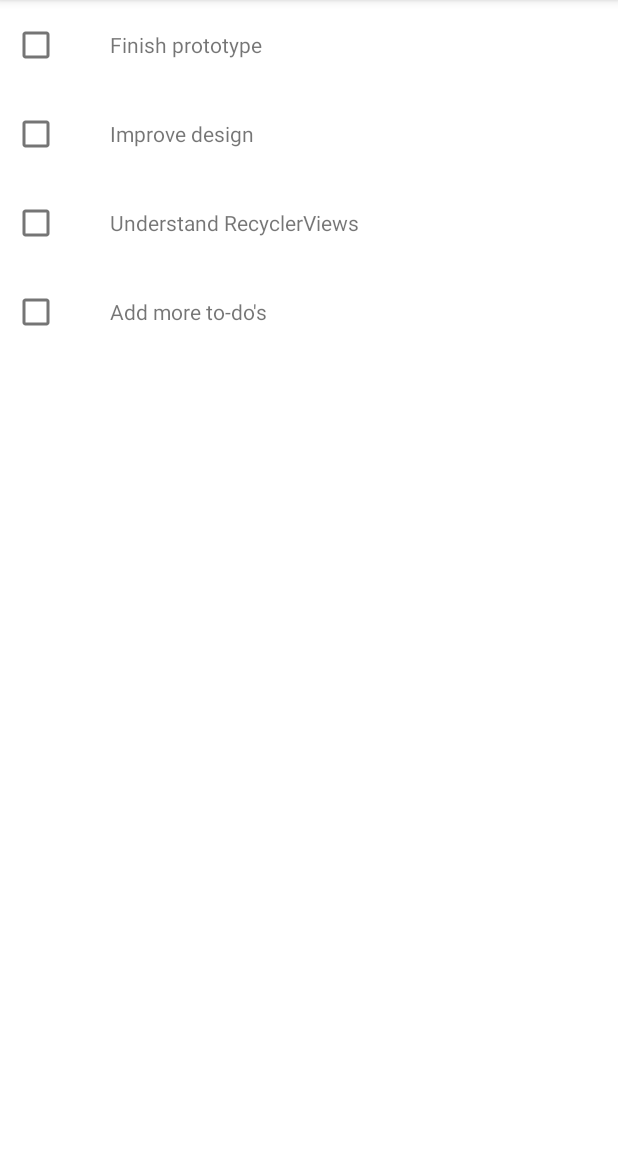
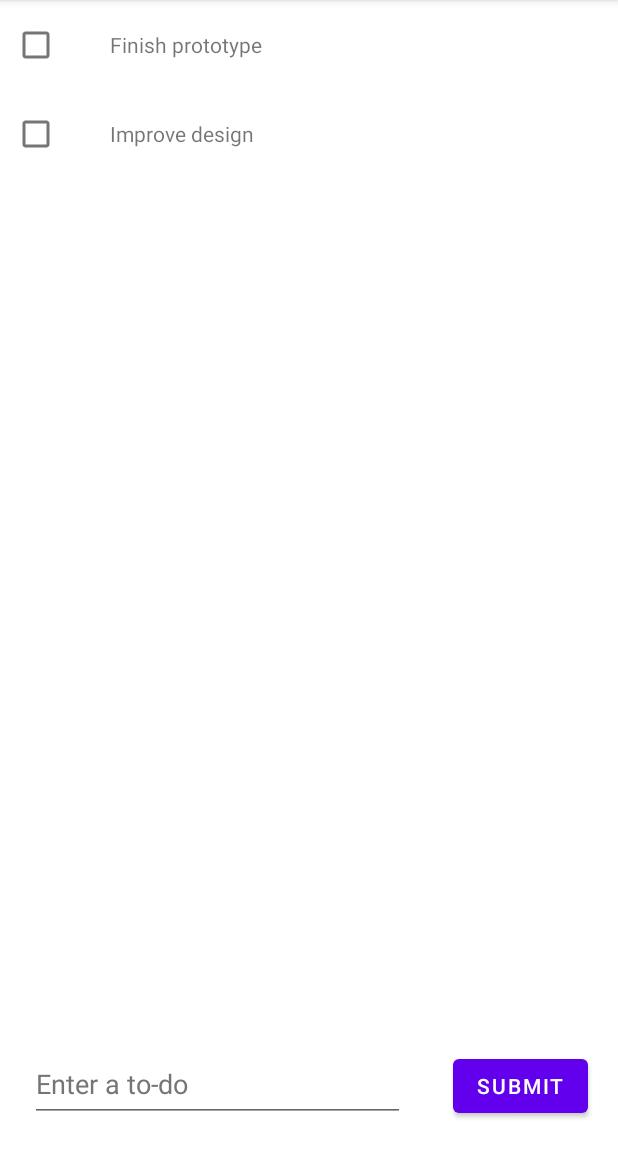
Before and after one commit to COSC310-Team12/ToDoList, an Android app: the screen it shows after launch (MainActivity), on a phone screen of 412 x 824 dp, the part 84-1236 px from its top. Run offline under Robolectric (Android 15) with nearby library versions, the phone set to English and light mode, and no system bars.

Commit message:
added capability for user to enter to-do's

```diff
--- a/app/src/main/java/com/example/todolist/MainActivity.java
+++ b/app/src/main/java/com/example/todolist/MainActivity.java
@@ -6,6 +6,9 @@ import androidx.recyclerview.widget.LinearLayoutManager;
 import androidx.recyclerview.widget.RecyclerView;
 
 import android.os.Bundle;
+import android.view.View;
+import android.widget.Button;
+import android.widget.EditText;
 
 import java.util.ArrayList;
 
@@ -13,29 +16,41 @@ public class MainActivity extends AppCompatActivity {
 
     private ArrayList<ToDo> toDoList;
     private RecyclerView recyclerView;
+    private RecyclerAdapter recyclerAdapter;
+    private EditText inputToDo;
 
     @Override
     protected void onCreate(Bundle savedInstanceState) {
         super.onCreate(savedInstanceState);
         setContentView(R.layout.activity_main);
 
+        toDoList = new ArrayList<>();
+
         recyclerView = findViewById(R.id.recyclerView);
+        inputToDo = findViewById(R.id.inputToDo);
 
-        toDoList = new ArrayList<>();
+        Button submitButton = findViewById(R.id.submitButton);
 
         setAdapter();
         setToDos();
+
+        submitButton.setOnClickListener(view -> {
+            // adding user input to-do to array list
+            toDoList.add(new ToDo(inputToDo.getText().toString()));
+            // need to call this so UI updates and newly added item is displayed
+            recyclerAdapter.notifyItemInserted(recyclerAdapter.getItemCount());
+        });
     }
 
     private void setToDos() {
+        // may implement with database later on
         toDoList.add(new ToDo("Finish prototype"));
         toDoList.add(new ToDo("Improve design"));
-        toDoList.add(new ToDo("Understand RecyclerViews"));
-        toDoList.add(new ToDo("Add more to-do's"));
     }
 
     private void setAdapter() {
-        RecyclerAdapter recyclerAdapter = new RecyclerAdapter(toDoList);
+        // boiler-plate code
+        recyclerAdapter = new RecyclerAdapter(toDoList);
         RecyclerView.LayoutManager layoutManager = new LinearLayoutManager(getApplicationContext());
         recyclerView.setLayoutManager(layoutManager);
         recyclerView.setItemAnimator(new DefaultItemAnimator());
--- a/app/src/main/res/layout/activity_main.xml
+++ b/app/src/main/res/layout/activity_main.xml
@@ -1,5 +1,6 @@
 <?xml version="1.0" encoding="utf-8"?>
 <androidx.constraintlayout.widget.ConstraintLayout xmlns:android="http://schemas.android.com/apk/res/android"
+    xmlns:app="http://schemas.android.com/apk/res-auto"
     xmlns:tools="http://schemas.android.com/tools"
     android:layout_width="match_parent"
     android:layout_height="match_parent"
@@ -8,6 +9,31 @@
     <androidx.recyclerview.widget.RecyclerView
         android:id="@+id/recyclerView"
         android:layout_width="match_parent"
-        android:layout_height="match_parent" />
+        android:layout_height="match_parent"
+        app:layout_constraintEnd_toEndOf="parent" />
+
+    <EditText
+        android:id="@+id/inputToDo"
+        android:layout_width="250dp"
+        android:layout_height="50dp"
+        android:layout_marginStart="20dp"
+        android:layout_marginBottom="20dp"
+        android:ems="10"
+        android:hint="@string/input_hint"
+        android:inputType="textPersonName"
+        android:textColorHint="#757575"
+        app:layout_constraintBottom_toBottomOf="parent"
+        app:layout_constraintStart_toStartOf="parent"
+        android:autofillHints="" />
+
+    <Button
+        android:id="@+id/submitButton"
+        android:layout_width="wrap_content"
+        android:layout_height="wrap_content"
+        android:layout_marginEnd="20dp"
+        android:layout_marginBottom="20dp"
+        android:text="@string/submit"
+        app:layout_constraintBottom_toBottomOf="parent"
+        app:layout_constraintEnd_toEndOf="parent" />
 
 </androidx.constraintlayout.widget.ConstraintLayout>
--- a/app/src/main/res/values/strings.xml
+++ b/app/src/main/res/values/strings.xml
@@ -1,3 +1,5 @@
 <resources>
     <string name="app_name">To Do List</string>
+    <string name="input_hint">Enter a to-do</string>
+    <string name="submit">Submit</string>
 </resources>
```
